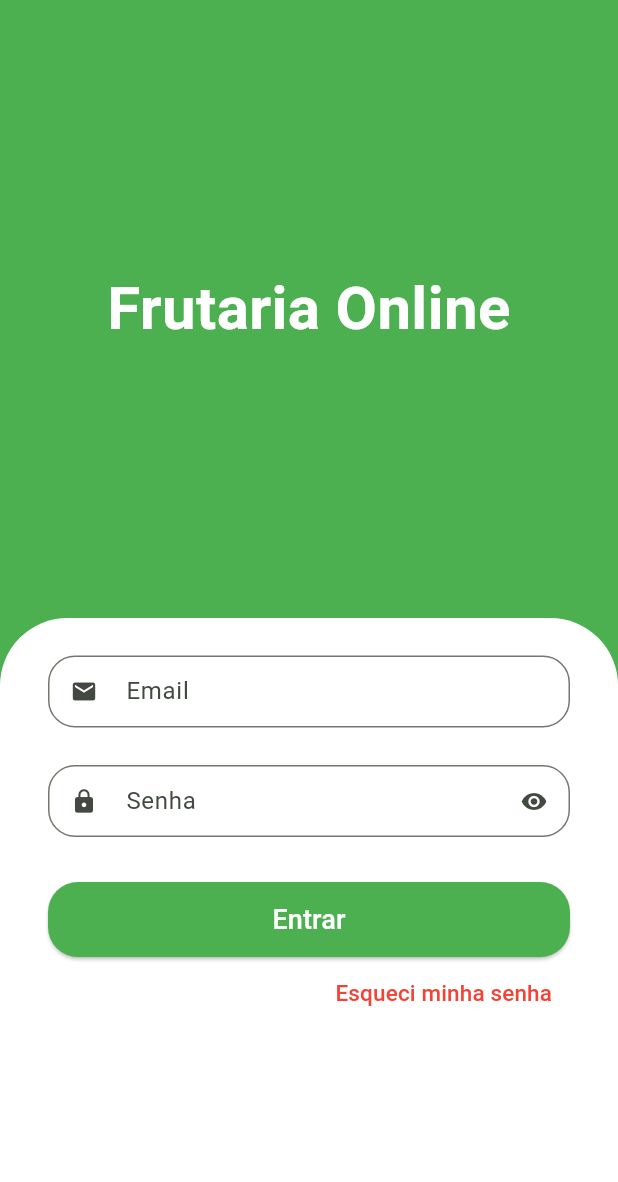
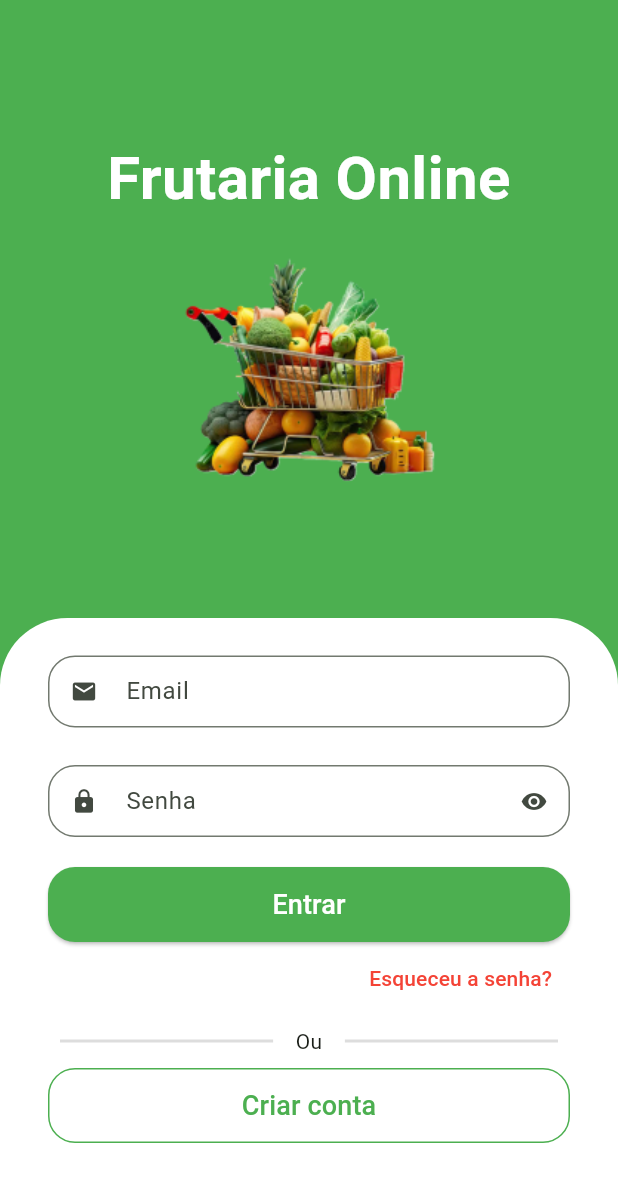
Before and after one commit to reinaldorossetti/frutaria_online, a Flutter app: the screen it shows after launch, on a phone screen of 412 x 824 dp. Shown: the top 1182 px of the screen. Run offline on Flutter 3.47's test engine with Material 3 defaults, Android fonts, the phone set to English and light mode, and no system bars; drawn by our look-alikes of animated_text_kit.

Commit message:
adicionando animações no login

```diff
--- a/lib/src/auth/sign_in_screen.dart
+++ b/lib/src/auth/sign_in_screen.dart
@@ -1,6 +1,7 @@
+import 'package:animated_text_kit/animated_text_kit.dart';
 import 'package:flutter/material.dart';
-
-import 'components/custom_text_field.dart';
+import 'package:frutaria_online/src/auth/components/custom_text_field.dart';
+import '../config/custom_colors.dart';
 
 class SignInScreen extends StatelessWidget {
   const SignInScreen({super.key});
@@ -8,31 +9,50 @@ class SignInScreen extends StatelessWidget {
   @override
   Widget build(BuildContext context) {
     return Scaffold(
-      backgroundColor: Colors.green,
-
-      body: Column(
+      backgroundColor: CustomColors.customBackgroundColor,
+      body: SingleChildScrollView(
+        child: SizedBox(
+          height: MediaQuery.of(context).size.height,
+          width: double.infinity,
+          child: Column(
             children: [
               Expanded(
                 child: Container(
-              color: Colors.green,
+                  color: CustomColors.customBackgroundColor,
                   padding: const EdgeInsets.symmetric(vertical: 20, horizontal: 50),
-              child: const Column(
+                  child: Column(
                     crossAxisAlignment: CrossAxisAlignment.stretch,
                     mainAxisAlignment: MainAxisAlignment.center,
                     children: [
-                  Text(
+                      AnimatedTextKit(
+                        repeatForever: true,
+                        pause: const Duration(milliseconds: 800),
+                        animatedTexts: [
+                          TypewriterAnimatedText(
                             'Frutaria Online',
-                    style: TextStyle(
+                            textAlign: TextAlign.center,
+                            textStyle: const TextStyle(
                               fontSize: 40,
                               fontWeight: FontWeight.bold,
                               color: Colors.white,
                             ),
-                    textAlign: TextAlign.center,
+                            speed: const Duration(milliseconds: 120),
+                          ),
+                        ],
+                      ),
+                      const SizedBox(height: 24),
+                      SizedBox(
+                        height: 150,
+                        child: Image.asset(
+                          'assets/carinho.png',
+                          fit: BoxFit.contain,
+                        ),
                       ),
                     ],
                   ),
                 ),
               ),
+              // Formulário de login
               Expanded(
                 child: Container(
                   decoration: const BoxDecoration(
@@ -44,6 +64,7 @@ class SignInScreen extends StatelessWidget {
                   child: Column(
                     crossAxisAlignment: CrossAxisAlignment.stretch,
                     children: [
+                      // Campo de email
                       const Padding(
                         padding: EdgeInsets.only(left: 32, right: 32, top: 15.0),
                         child: CustomTextField(
@@ -51,6 +72,7 @@ class SignInScreen extends StatelessWidget {
                           labelText: 'Email',
                         ),
                       ),
+                      // Campo de senha
                       const Padding(
                         padding: EdgeInsets.only(left: 32, right: 32, top: 15.0),
                         child: CustomTextField(
@@ -59,8 +81,10 @@ class SignInScreen extends StatelessWidget {
                           isSecret: true,
                         ),
                       ),
+                      // Botão de entrar e esqueci minha senha
                       Padding(
-                    padding: const EdgeInsets.only(left: 32, right: 32, top: 30.0),
+                        padding: const EdgeInsets.only(
+                            left: 32, right: 32, top: 20.0, bottom: 0),
                         child: Column(
                           children: [
                             SizedBox(
@@ -71,26 +95,75 @@ class SignInScreen extends StatelessWidget {
                                 style: ElevatedButton.styleFrom(
                                   backgroundColor: Colors.green,
                                   shape: const RoundedRectangleBorder(
-                                borderRadius: BorderRadius.all(Radius.circular(20)),
+                                    borderRadius:
+                                        BorderRadius.all(Radius.circular(18)),
                                   ),
                                 ),
                                 child: const Text(
                                   'Entrar',
-                              style: TextStyle(color: Colors.white, fontSize: 18),
+                                  style:
+                                      TextStyle(color: Colors.white, fontSize: 18),
                                 ),
                               ),
                             ),
                             Align(
                               alignment: Alignment.centerRight,
+                              child: Padding(
+                                padding: const EdgeInsets.only(
+                                    left: 32, right: 0.0, top: 0.0),
                                 child: TextButton(
                                   onPressed: () {},
                                   child: const Text(
-                              'Esqueci minha senha',
-                              style: TextStyle(
-                                color: Colors.red, fontSize: 15),
+                                    'Esqueceu a senha?',
+                                    style:
+                                        TextStyle(color: Colors.red, fontSize: 14),
                                   ),
                                 ),
                               ),
+                            ),
+                            // Divider com "Ou" no meio
+                            Padding(
+                              padding: const EdgeInsets.all(8.0),
+                              child: Row(
+                                children: [
+                                  Expanded(
+                                    child: Divider(
+                                      color: Colors.grey.withAlpha(90),
+                                      thickness: 2,
+                                    ),
+                                  ),
+                                  const Padding(
+                                    padding: EdgeInsets.symmetric(horizontal: 15.0),
+                                    child: Text('Ou'),
+                                  ),
+                                  Expanded(
+                                    child: Divider(
+                                      color: Colors.grey.withAlpha(90),
+                                      thickness: 2,
+                                    ),
+                                  ),
+                                ],
+                              ),
+                            ),
+
+                            // Botão de criar conta
+                            SizedBox(
+                                height: 50,
+                                width: double.infinity,
+                                child: OutlinedButton(
+                                  onPressed: () {},
+                                  style: OutlinedButton.styleFrom(
+                                    side: const BorderSide(color: Colors.green),
+                                    shape: const RoundedRectangleBorder(
+                                      borderRadius:
+                                          BorderRadius.all(Radius.circular(18)),
+                                    ),
+                                    minimumSize: const Size(double.infinity, 50),
+                                  ),
+                                  child: const Text('Criar conta',
+                                      style: TextStyle(
+                                          color: CustomColors.customBackgroundColor, fontSize: 18)),
+                                )),
                           ],
                         ),
                       ),
@@ -100,6 +173,8 @@ class SignInScreen extends StatelessWidget {
               ),
             ],
           ),
+        ),
+      ),
     );
   }
 }
--- /dev/null
+++ b/lib/src/config/custom_colors.dart
@@ -0,0 +1,6 @@
+import 'package:flutter/material.dart';
+
+abstract class CustomColors {
+  static const Color customBackgroundColor = Color(0xFF4CAF50);
+  static const Color customWhite = Color(0xFFFFFFFF);
+}
```
Also changed, not shown: pubspec.yaml (+4 -3 lines), assets/carinho.png (added). Lines whose indentation alone changed are shown as unchanged.
